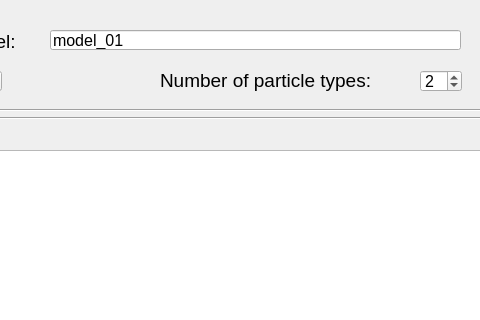
Above: gui/forms/dialog_open_model.ui from biel-wro/SimBaD before the change; both pictures show x 160 to 640 and y 0 to 320 of the 640 by 640 pixel window. Below: the same form after it.
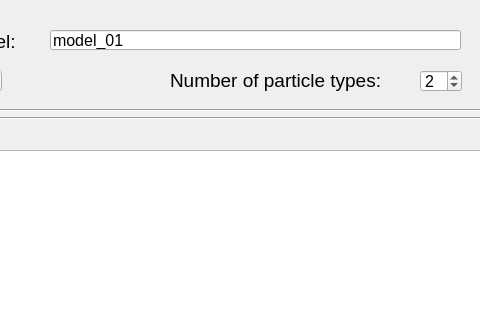
That is the form after the change.

```diff
--- a/gui/forms/dialog_open_model.ui
+++ b/gui/forms/dialog_open_model.ui
@@ -89,7 +89,7 @@
   <widget class="QLabel" name="label_3">
    <property name="geometry">
     <rect>
-     <x>320</x>
+     <x>330</x>
      <y>70</y>
      <width>241</width>
      <height>21</height>
```
Left out of the diff: 2 changed lines with no effect on the pictures.
